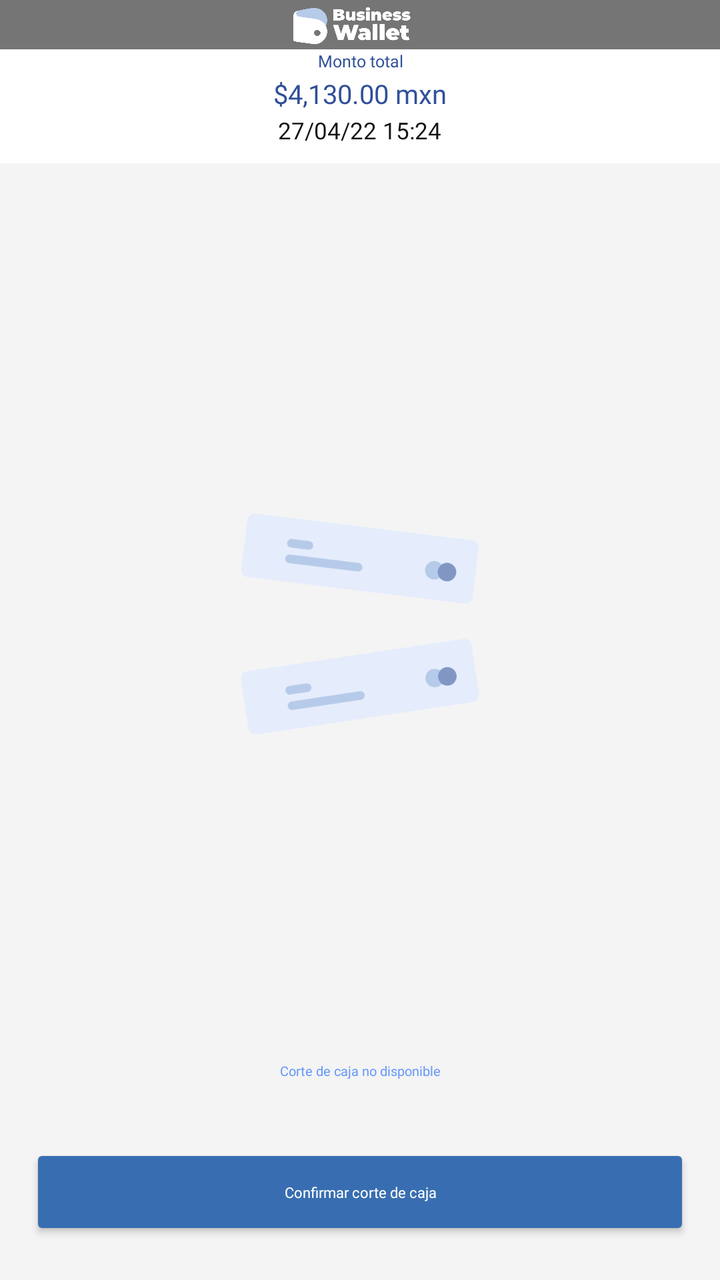
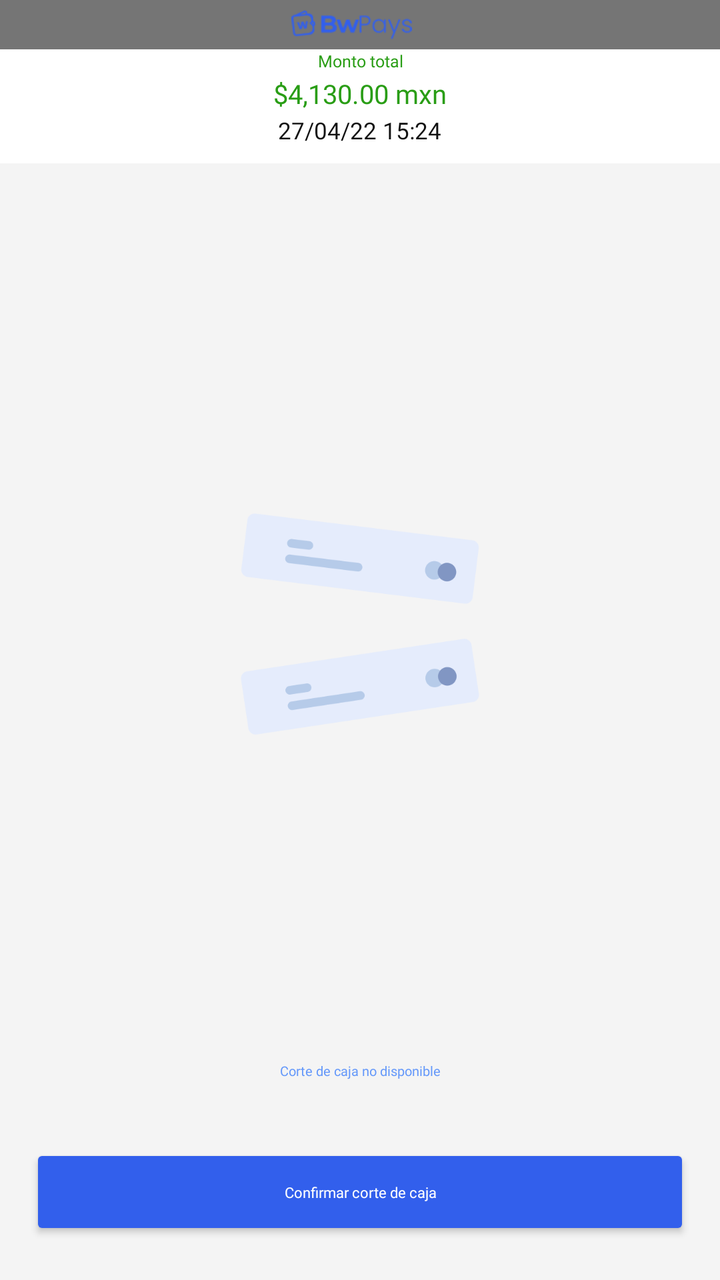

The first picture is an Android layout as it rendered before a commit; the second is the same layout after the commit. The layout source and the unified diff follow.
<!-- AndroidManifest.xml: application theme AppThemeDown -->
<!-- res/layout/wmx_final_cortecaja.xml -->
<?xml version="1.0" encoding="utf-8"?>
<LinearLayout xmlns:android="http://schemas.android.com/apk/res/android"
    xmlns:app="http://schemas.android.com/apk/res-auto"
    xmlns:tools="http://schemas.android.com/tools"
    android:layout_width="match_parent"
    android:layout_height="match_parent"
    android:orientation="vertical"
    android:background="@color/ep_fondo"
    >
    <include layout="@layout/toolbar_layout" />

    <LinearLayout
        android:layout_width="match_parent"
        android:layout_height="wrap_content"
        android:layout_weight="1"
        android:gravity="center_horizontal"
        android:orientation="vertical">

        <LinearLayout
            android:layout_width="match_parent"
            android:layout_height="wrap_content"
            android:background="#FFFFFF"
            android:orientation="vertical"
            android:paddingBottom="7dp">

            <TextView
                android:id="@+id/textView13"
                android:layout_width="wrap_content"
                android:layout_height="wrap_content"
                android:layout_gravity="center"
                android:layout_marginBottom="5px"
                android:fontFamily="@font/dm_sans_bold"
                android:text="Monto total"
                android:textAlignment="center"
                android:textColor="@color/ep_set_monto"
                android:textSize="25px" />

            <TextView
                android:id="@+id/txt_totalamount"
                android:layout_width="wrap_content"
                android:layout_height="wrap_content"
                android:layout_gravity="center"
                android:layout_marginBottom="5px"
                android:fontFamily="@font/dm_sans_bold"
                android:text="$4,130.00 mxn"
                android:textColor="@color/ep_set_monto"
                android:textSize="40px" />

            <TextView
                android:id="@+id/txt_datetime"
                android:layout_width="wrap_content"
                android:layout_height="wrap_content"
                android:layout_gravity="center"
                android:layout_marginBottom="5px"
                android:fontFamily="@font/dm_sans"
                android:text="27/04/22 15:24"
                android:textColor="#121212"
                android:textSize="35px" />
        </LinearLayout>

        <androidx.recyclerview.widget.RecyclerView
            android:id="@+id/final_cortecaja_List"
            android:layout_width="match_parent"
            android:layout_height="match_parent"
            android:paddingLeft="37px"
            android:paddingRight="37px"
            android:visibility="gone">

        </androidx.recyclerview.widget.RecyclerView>

        <LinearLayout
            android:id="@+id/layout_finalcortecaja_empty"
            android:layout_width="match_parent"
            android:layout_height="match_parent"
            android:orientation="horizontal"
            android:visibility="visible">

            <LinearLayout
                android:layout_width="match_parent"
                android:layout_height="wrap_content"
                android:layout_gravity="center"
                android:gravity="center|center_horizontal|center_vertical"
                android:orientation="vertical">

                <ImageView
                    android:id="@+id/imageView6"
                    android:layout_width="120dp"
                    android:layout_height="wrap_content"
                    app:srcCompat="@drawable/cortecaja_empty_icon_png" />

                <TextView
                    android:id="@+id/txt_cortecaja_empty"
                    android:layout_width="wrap_content"
                    android:layout_height="wrap_content"
                    android:layout_gravity="center"
                    android:fontFamily="@font/dm_sans_bold"
                    android:text="Corte de caja no disponible"
                    android:textAlignment="center"
                    android:textColor="#6498FA"
                    android:textSize="20px" />
            </LinearLayout>

        </LinearLayout>

        <androidx.recyclerview.widget.RecyclerView
            android:id="@+id/historial_cortecaja_List"
            android:layout_width="match_parent"
            android:layout_height="match_parent"
            android:paddingLeft="37px"
            android:paddingRight="37px"
            android:visibility="gone" />
    </LinearLayout>

    <LinearLayout
        android:layout_width="match_parent"
        android:layout_height="wrap_content"
        android:orientation="horizontal"
        android:paddingLeft="15dp"
        android:paddingTop="20dp"
        android:paddingRight="15dp"
        android:paddingBottom="20dp"
        android:visibility="visible">

        <Button
            android:id="@+id/btn_finalcortecaja"
            android:layout_width="match_parent"
            android:layout_height="match_parent"
            android:layout_weight="1"
            android:backgroundTint="@color/btn_black"
            android:fontFamily="@font/dm_sans_bold"
            android:text="Confirmar corte de caja"
            android:textAllCaps="false"
            android:textColor="@android:color/white"
            android:textSize="22px" />
    </LinearLayout>


</LinearLayout>
<!-- res/layout/toolbar_layout.xml (included above) -->
<androidx.appcompat.widget.Toolbar xmlns:android="http://schemas.android.com/apk/res/android"
    xmlns:app="http://schemas.android.com/apk/res-auto"
    android:id="@+id/toolbar"
    android:layout_width="match_parent"
    android:layout_height="74px"
    android:background="?attr/colorPrimaryDark"
    android:minHeight="@dimen/abc_action_bar_default_height_material"
    android:visibility="visible"
    app:contentInsetEnd="0dp"
    app:contentInsetStart="0dp"
    app:popupTheme="@style/ThemeOverlay.AppCompat.Light"
    app:theme="@style/ThemeOverlay.AppCompat.Dark.ActionBar">


    <TextView
        android:id="@+id/txt_toolbar_title"
        android:layout_width="wrap_content"
        android:layout_height="wrap_content"
        android:layout_gravity="center"
        android:ellipsize="middle"
        android:fontFamily="@font/dm_sans_medium"
        android:singleLine="true"
        android:textColor="#121212"
        android:textSize="22px"
        android:visibility="gone" />

    <ImageView
        android:id="@+id/img_invisible_margin"
        android:layout_width="?android:attr/actionBarSize"
        android:layout_height="48dp"
        android:visibility="invisible" />

    <LinearLayout
        android:id="@+id/toolbar_logo_container"
        android:layout_width="match_parent"
        android:layout_height="match_parent"
        android:layout_gravity="center"
        android:layout_marginRight="?android:attr/actionBarSize"
        android:paddingRight="24px"
        android:gravity="center"
        >

        <ImageView
            android:id="@+id/toolbar_logo"
            android:layout_width="wrap_content"
            android:layout_height="match_parent"
            android:layout_gravity="center"
            android:src="@drawable/white_logo"
            />
    </LinearLayout>


    <LinearLayout
        android:id="@+id/toolbar_btn_calendar"
        android:layout_width="51px"
        android:layout_height="51px"
        android:layout_gravity="right"
        android:background="@drawable/rounded_corner"
        android:backgroundTint="#fff"
        android:gravity="center"
        android:layout_marginRight="35px"
        android:padding="10px"
        android:visibility="gone">

        <ImageView
            android:id="@+id/iv_calendar"
            android:layout_width="wrap_content"
            android:layout_height="wrap_content"
            android:src="@drawable/efevoo_i_grupo_37" />
    </LinearLayout>

</androidx.appcompat.widget.Toolbar>
<!-- resources referenced by this layout -->
<resources>
  <color name="btn_black">#386EB1</color>
  <color name="ep_fondo">#F4F4F4</color>
  <color name="ep_set_monto">#2F4F9A</color>
  <!-- drawable efevoo_i_grupo_37 (drawable) -->
  <vector xmlns:android="http://schemas.android.com/apk/res/android"
      android:width="54dp"
      android:height="56dp"
      android:viewportWidth="54"
      android:viewportHeight="56">
    <path
        android:pathData="M18,29.5C18,30.881 16.881,32 15.5,32C14.119,32 13,30.881 13,29.5C13,28.119 14.119,27 15.5,27C16.881,27 18,28.119 18,29.5ZM18,41.5C18,42.881 16.881,44 15.5,44C14.119,44 13,42.881 13,41.5C13,40.119 14.119,39 15.5,39C16.881,39 18,40.119 18,41.5ZM26.5,32C27.881,32 29,30.881 29,29.5C29,28.119 27.881,27 26.5,27C25.119,27 24,28.119 24,29.5C24,30.881 25.119,32 26.5,32ZM29,41.5C29,42.881 27.881,44 26.5,44C25.119,44 24,42.881 24,41.5C24,40.119 25.119,39 26.5,39C27.881,39 29,40.119 29,41.5ZM38.5,32C39.881,32 41,30.881 41,29.5C41,28.119 39.881,27 38.5,27C37.119,27 36,28.119 36,29.5C36,30.881 37.119,32 38.5,32ZM41,41.5C41,42.881 39.881,44 38.5,44C37.119,44 36,42.881 36,41.5C36,40.119 37.119,39 38.5,39C39.881,39 41,40.119 41,41.5Z"
        android:fillColor="#212859"
        android:fillType="evenOdd"/>
    <path
        android:pathData="M3,20V45C3,47.122 3.843,49.157 5.343,50.657C6.843,52.157 8.878,53 11,53H43C45.122,53 47.157,52.157 48.657,50.657C50.157,49.157 51,47.122 51,45V20H3ZM0,8V17V20V45C0,47.917 1.159,50.715 3.222,52.778C5.285,54.841 8.083,56 11,56H43C45.917,56 48.715,54.841 50.778,52.778C52.841,50.715 54,47.917 54,45V20V17V8C54,6.143 53.263,4.363 51.95,3.05C50.637,1.737 48.856,1 47,1H7C5.143,1 3.363,1.737 2.05,3.05C0.737,4.363 0,6.143 0,8Z"
        android:fillColor="#212859"
        android:fillType="evenOdd"/>
    <path
        android:pathData="M16.5,0C17.881,0 19,1.119 19,2.5V6.5C19,7.881 17.881,9 16.5,9C15.119,9 14,7.881 14,6.5V2.5C14,1.119 15.119,0 16.5,0ZM36.5,0C37.881,0 39,1.119 39,2.5V6.5C39,7.881 37.881,9 36.5,9C35.119,9 34,7.881 34,6.5V2.5C34,1.119 35.119,0 36.5,0Z"
        android:fillColor="#B6CBE9"
        android:fillType="evenOdd"/>
  </vector>
  <!-- drawable rounded_corner (drawable) -->
  <?xml version="1.0" encoding="utf-8"?>
  <shape xmlns:android="http://schemas.android.com/apk/res/android"
      android:shape="rectangle" >
  
      <corners
          android:radius="15px"/>
  
      <solid android:color="#2F4F9A" />
  
      <padding
          android:bottom="0dp"
          android:left="0dp"
          android:right="0dp"
          android:top="0dp" />
  
  </shape>
  <!-- drawable white_logo: png bitmap (drawable, 14745 bytes) -->
  <style name="MyTheme.ActionBar.TabBar" parent="android:style/Widget.Holo.Light.ActionBar.TabBar">
          
          <item name="android:background">@color/eb_col_7</item>
      </style>
  <style name="ActionBarTabStyle" parent="android:style/Widget.Holo.ActionBar.TabView">
          <item name="android:background">@drawable/edm_detail_actionbar_tabview_style</item>
      </style>
  <style name="CustomOptionsMenu" parent="Widget.AppCompat.PopupMenu.Overflow">
          <item name="android:popupBackground">@color/eb_col_12</item>
      </style>
  <style name="PopupMenu" parent="@style/Widget.AppCompat.Light.PopupMenu">
          <item name="android:popupBackground">@color/eb_col_14</item>
      </style>
  <style name="OverFlow" parent="@android:style/Widget.Holo.ActionButton.Overflow">
          <item name="android:src">@drawable/action_bar_more</item>
      </style>
  <style name="MyMenuTextAppearance" parent="@style/TextAppearance.AppCompat.Widget.ActionBar.Menu">
          <item name="android:textAllCaps">false</item>
      </style>
  <color name="action_bar">@color/eb_col_4</color>
  <style name="TitleTextStyle">
          <item name="android:textSize">18.0sp</item>
          <item name="android:textColor">@color/eb_col_7</item>
      </style>
  <color name="eb_col_7">#ffffff</color>
  <color name="eb_col_12">#f8f8f8</color>
  <color name="eb_col_14">#00A1DE</color>
  <color name="segment_line">@color/eb_col_12</color>
  <color name="eb_col_4">#004C90</color>
  <!-- unchanged entries left out for length: 8 -->
</resources>

<!-- the commit's change to res/layout/wmx_final_cortecaja.xml (unified diff, before → after) -->
@@ -32,7 +32,7 @@
                 android:fontFamily="@font/dm_sans_bold"
                 android:text="Monto total"
                 android:textAlignment="center"
-                android:textColor="@color/ep_set_monto"
+                android:textColor="#299D15"
                 android:textSize="25px" />
 
             <TextView
@@ -43,7 +43,7 @@
                 android:layout_marginBottom="5px"
                 android:fontFamily="@font/dm_sans_bold"
                 android:text="$4,130.00 mxn"
-                android:textColor="@color/ep_set_monto"
+                android:textColor="#299D15"
                 android:textSize="40px" />
 
             <TextView
@@ -126,7 +126,7 @@
             android:layout_width="match_parent"
             android:layout_height="match_parent"
             android:layout_weight="1"
-            android:backgroundTint="@color/btn_black"
+            android:backgroundTint="@color/ep_btn_continuar_fondo"
             android:fontFamily="@font/dm_sans_bold"
             android:text="Confirmar corte de caja"
             android:textAllCaps="false"
@@ -184,7 +184,7 @@
             android:layout_width="wrap_content"
             android:layout_height="match_parent"
             android:layout_gravity="center"
-            android:src="@drawable/white_logo"
+            android:src="@drawable/logo_bw"
             />
     </LinearLayout>
 
<!-- resource entries referenced after the edit -->
@@ -1,8 +1,7 @@
 <!-- resources referenced by this layout -->
 <resources>
-  <color name="btn_black">#386EB1</color>
+  <color name="ep_btn_continuar_fondo">#325FEC</color>#
   <color name="ep_fondo">#F4F4F4</color>
-  <color name="ep_set_monto">#2F4F9A</color>
   <!-- drawable efevoo_i_grupo_37 (drawable) -->
   <vector xmlns:android="http://schemas.android.com/apk/res/android"
       android:width="54dp"
@@ -11,17 +10,18 @@
       android:viewportHeight="56">
     <path
         android:pathData="M18,29.5C18,30.881 16.881,32 15.5,32C14.119,32 13,30.881 13,29.5C13,28.119 14.119,27 15.5,27C16.881,27 18,28.119 18,29.5ZM18,41.5C18,42.881 16.881,44 15.5,44C14.119,44 13,42.881 13,41.5C13,40.119 14.119,39 15.5,39C16.881,39 18,40.119 18,41.5ZM26.5,32C27.881,32 29,30.881 29,29.5C29,28.119 27.881,27 26.5,27C25.119,27 24,28.119 24,29.5C24,30.881 25.119,32 26.5,32ZM29,41.5C29,42.881 27.881,44 26.5,44C25.119,44 24,42.881 24,41.5C24,40.119 25.119,39 26.5,39C27.881,39 29,40.119 29,41.5ZM38.5,32C39.881,32 41,30.881 41,29.5C41,28.119 39.881,27 38.5,27C37.119,27 36,28.119 36,29.5C36,30.881 37.119,32 38.5,32ZM41,41.5C41,42.881 39.881,44 38.5,44C37.119,44 36,42.881 36,41.5C36,40.119 37.119,39 38.5,39C39.881,39 41,40.119 41,41.5Z"
-        android:fillColor="#212859"
+        android:fillColor="#325FEC"
         android:fillType="evenOdd"/>
     <path
         android:pathData="M3,20V45C3,47.122 3.843,49.157 5.343,50.657C6.843,52.157 8.878,53 11,53H43C45.122,53 47.157,52.157 48.657,50.657C50.157,49.157 51,47.122 51,45V20H3ZM0,8V17V20V45C0,47.917 1.159,50.715 3.222,52.778C5.285,54.841 8.083,56 11,56H43C45.917,56 48.715,54.841 50.778,52.778C52.841,50.715 54,47.917 54,45V20V17V8C54,6.143 53.263,4.363 51.95,3.05C50.637,1.737 48.856,1 47,1H7C5.143,1 3.363,1.737 2.05,3.05C0.737,4.363 0,6.143 0,8Z"
-        android:fillColor="#212859"
+        android:fillColor="#325FEC"
         android:fillType="evenOdd"/>
     <path
         android:pathData="M16.5,0C17.881,0 19,1.119 19,2.5V6.5C19,7.881 17.881,9 16.5,9C15.119,9 14,7.881 14,6.5V2.5C14,1.119 15.119,0 16.5,0ZM36.5,0C37.881,0 39,1.119 39,2.5V6.5C39,7.881 37.881,9 36.5,9C35.119,9 34,7.881 34,6.5V2.5C34,1.119 35.119,0 36.5,0Z"
         android:fillColor="#B6CBE9"
         android:fillType="evenOdd"/>
   </vector>
+  <!-- drawable logo_bw: png bitmap (drawable, 2529 bytes) -->
   <!-- drawable rounded_corner (drawable) -->
   <?xml version="1.0" encoding="utf-8"?>
   <shape xmlns:android="http://schemas.android.com/apk/res/android"
@@ -30,7 +30,7 @@
       <corners
           android:radius="15px"/>
   
-      <solid android:color="#2F4F9A" />
+      <solid android:color="#325FEC" />
   
       <padding
           android:bottom="0dp"
@@ -39,7 +39,6 @@
           android:top="0dp" />
   
   </shape>
-  <!-- drawable white_logo: png bitmap (drawable, 14745 bytes) -->
   <style name="MyTheme.ActionBar.TabBar" parent="android:style/Widget.Holo.Light.ActionBar.TabBar">
           
           <item name="android:background">@color/eb_col_7</item>
